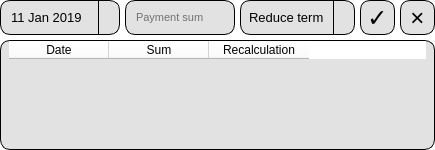
Above: src/gui_modules/my_widget.ui from kossadda/C7_s21_SmartCalc before the change. Below: the same form after it.
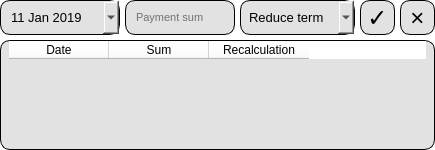
That is the form after the change. Icons and pictures are not drawn.

What changed in the file:
```diff
--- a/src/gui_modules/my_widget.ui
+++ b/src/gui_modules/my_widget.ui
@@ -72,15 +72,13 @@
 }
 
 QDateEdit::drop-down {
-    border-left-width: 1px;
-    border-left-color: black;
-    border-left-style: solid;
-    width: 20px;
-    height: 35px;
-    border-top-right-radius: 9px;
-    border-bottom-right-radius: 9px;
+    image: url(:down_arrow.png);
+	width: 20px;
+	height: 35px;
+	margin-right: 5px;
 }
 
+
 QDateEdit QCalendarWidget {
     color: black;
 }
@@ -282,20 +280,11 @@
 }
 
 QComboBox::drop-down {
-    border-left-width: 1px;
-    border-left-color: black;
-    border-left-style: solid;
-    width: 20px;
-    height: 35px;
-    border-top-right-radius: 9px;
-    border-bottom-right-radius: 9px;
-}
-
-QComboBox::down-arrow {
-    width: 16px;
-    height: 16px;
-}
-</string>
+    image: url(:down_arrow.png);
+	width: 20px;
+	height: 35px;
+	margin-right: 5px;
+}</string>
        </property>
        <item>
         <property name="text">
```
